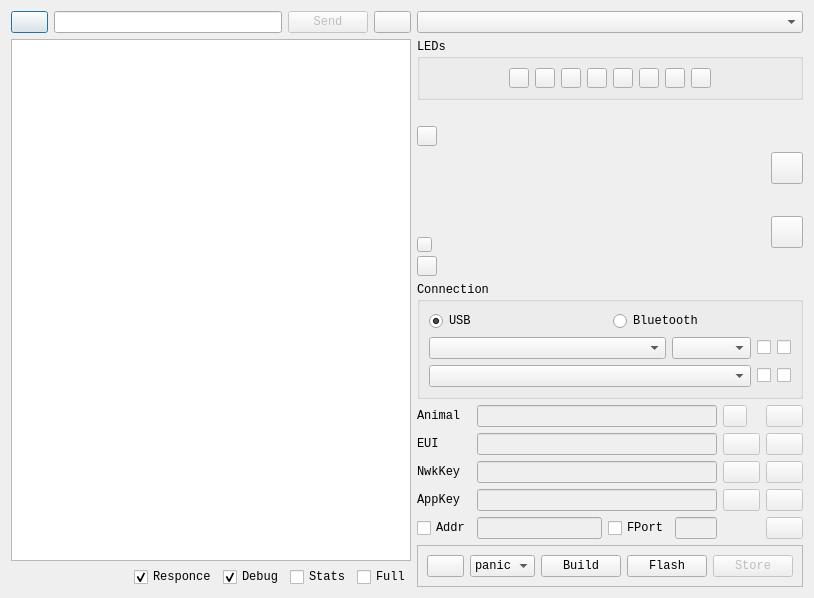
IvanTsantsarov/herdmind-simulator, file hardware/dialogcollarsim.ui: the form before one commit.
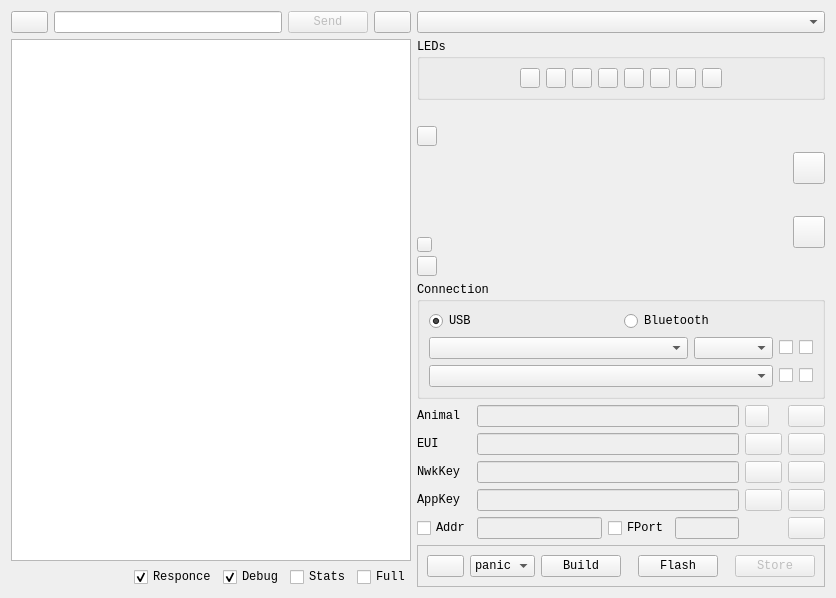
The form after the commit. Icons and pictures are not drawn. Custom widgets are drawn as their Qt base class.

Patch:
```diff
--- a/hardware/dialogcollarsim.ui
+++ b/hardware/dialogcollarsim.ui
@@ -6,7 +6,7 @@
    <rect>
     <x>0</x>
     <y>0</y>
-    <width>782</width>
+    <width>836</width>
     <height>598</height>
    </rect>
   </property>
@@ -50,6 +50,9 @@
           <iconset resource="../res/res.qrc">
            <normaloff>:/set-clock.svg</normaloff>:/set-clock.svg</iconset>
          </property>
+         <property name="autoDefault">
+          <bool>false</bool>
+         </property>
         </widget>
        </item>
        <item>
```
Left out of the diff: 3 changed lines with no effect on the pictures.
